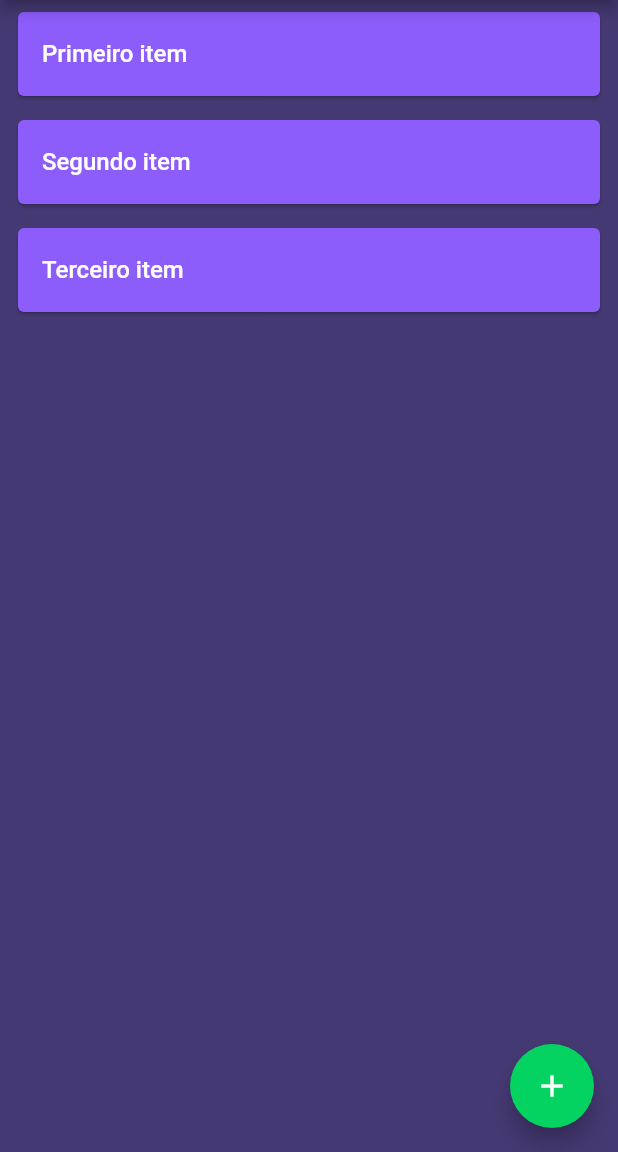
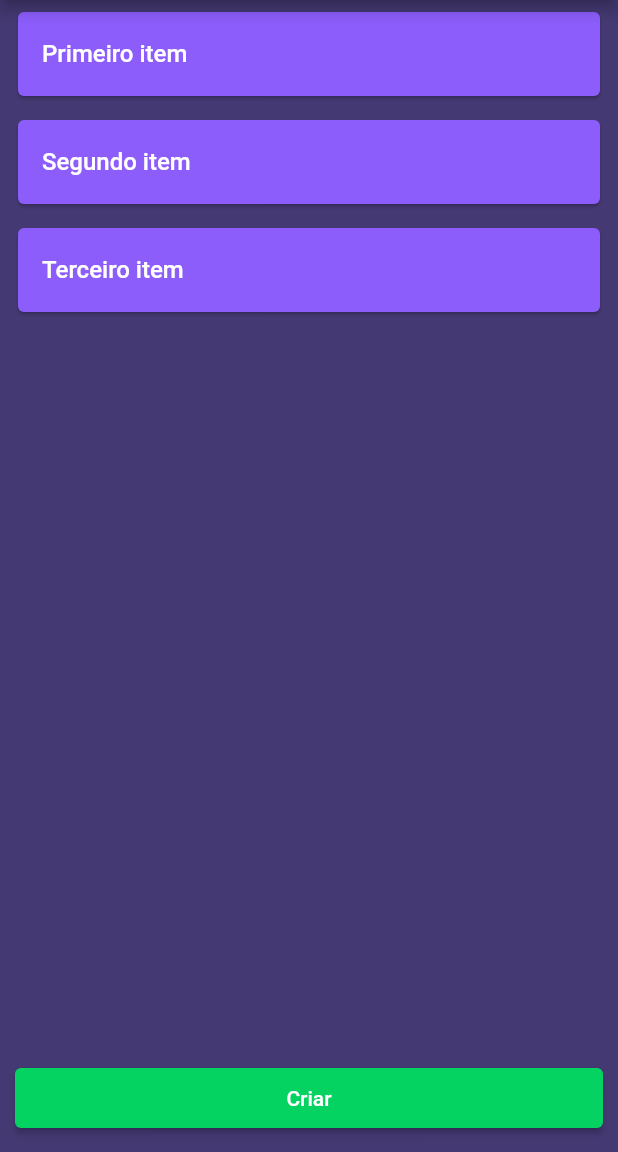
Before and after one commit to AndrewDiass/notes-rocketseat, a Flutter app: the screen it shows after launch, on a phone screen of 412 x 824 dp, the part 84-1236 px from its top. Run offline on Flutter 3.47's test engine with Material 2 defaults, Android fonts, the phone set to English and light mode, and no system bars.

Commit message:
add ElevatedButton home_screen

```diff
--- a/lib/app_widget.dart
+++ b/lib/app_widget.dart
@@ -11,6 +11,10 @@ class AppWidget extends StatelessWidget {
           textTheme: TextTheme(
             bodyText1: TextStyle(color: Colors.orange),
           ),
+          elevatedButtonTheme: ElevatedButtonThemeData(
+              style: ButtonStyle(
+                  backgroundColor:
+                      MaterialStateProperty.all(Color(0xFF04D361)))),
           scaffoldBackgroundColor: Color(0xFF453973),
           appBarTheme: AppBarTheme(backgroundColor: Color(0xFF8257E5)),
           floatingActionButtonTheme: FloatingActionButtonThemeData(
--- a/lib/pages/home_page.dart
+++ b/lib/pages/home_page.dart
@@ -42,13 +42,18 @@ class _HomePageState extends State<HomePage> {
         title: Text("Notes"),
         centerTitle: true,
       ),
-      body: SingleChildScrollView(
+      body: SafeArea(
+        bottom: true,
+        child: Column(
+          mainAxisAlignment: MainAxisAlignment.spaceBetween,
+          children: [
+            SingleChildScrollView(
               child: Column(
                 children: [
                   for (var i = 0; i < notes.length; i++)
                     Padding(
-                  padding:
-                      const EdgeInsets.symmetric(vertical: 4, horizontal: 8),
+                        padding: const EdgeInsets.symmetric(
+                            vertical: 4, horizontal: 8),
                         child: CardWidget(
                           note: notes[i],
                           onTap: () => _deleteAndEditNote(i),
@@ -56,9 +61,17 @@ class _HomePageState extends State<HomePage> {
                 ],
               ),
             ),
-      floatingActionButton: FloatingActionButton(
-        child: Icon(Icons.add),
+            Container(
+              margin: EdgeInsets.only(bottom: 16),
+              width: MediaQuery.of(context).size.width - 20,
+              height: 40,
+              child: ElevatedButton(
                 onPressed: _createNote,
+                child: Text("Criar"),
+              ),
+            ),
+          ],
+        ),
       ),
     );
   }
```
Lines whose indentation alone changed are shown as unchanged.
